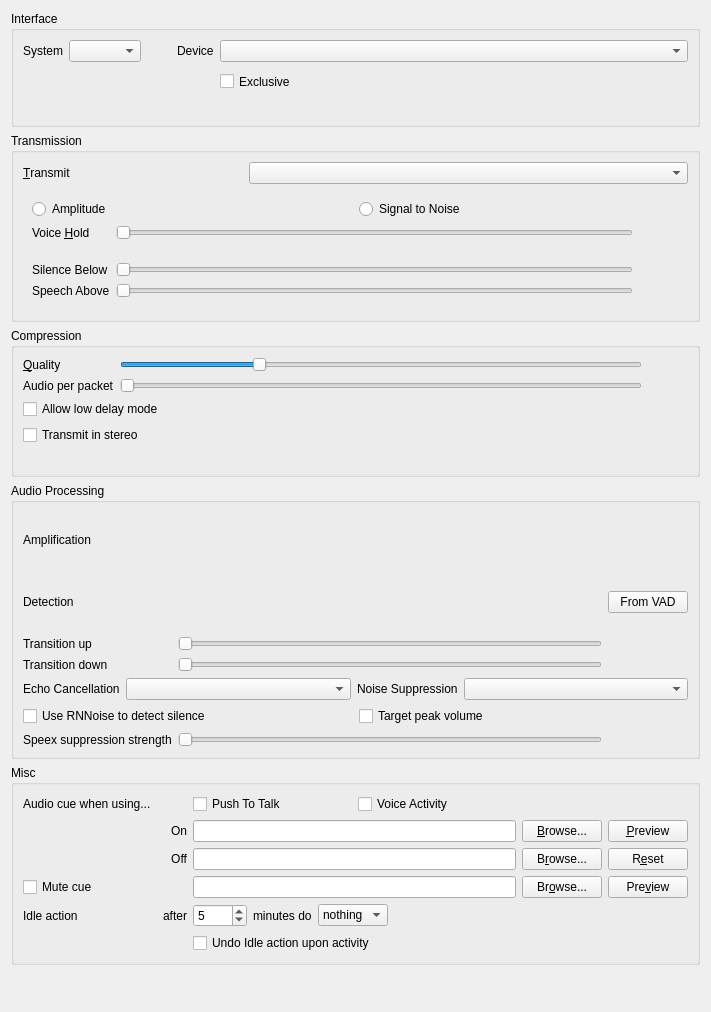
Old version of the form src/mumble/AudioInput.ui in the repository d3adb5/mumble.
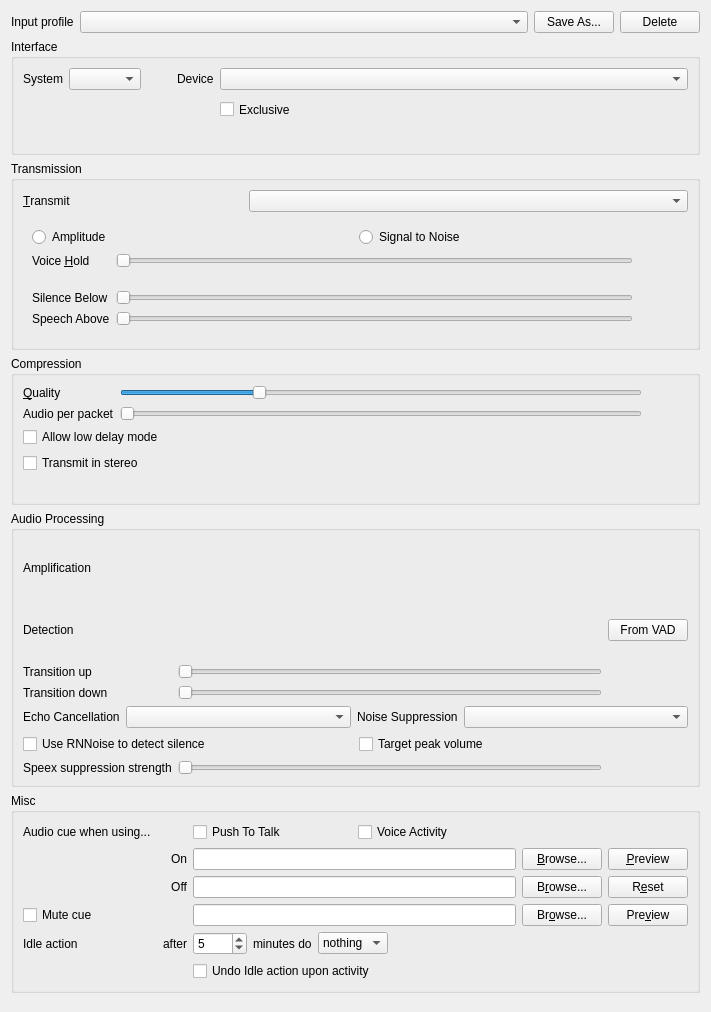
New version of the form. Custom widgets are drawn as their Qt base class.

Commit message:
feat: add input settings profile controls to the audio settings
Add a profile bar at the top of the audio input page: a dropdown of saved
input profiles plus "Save As..." and "Delete" buttons. Selecting a profile
loads it into the controls (committed when the user clicks OK/Apply, like
every other setting); "Save As" snapshots the current controls under a name.
Profile edits live on the dialog's working settings copy, so they persist
through the normal apply flow.

Patch:
```diff
--- a/src/mumble/AudioInput.ui
+++ b/src/mumble/AudioInput.ui
@@ -14,6 +14,56 @@
    <string>Audio input</string>
   </property>
   <layout class="QVBoxLayout">
+   <item>
+    <layout class="QHBoxLayout" name="qhblInputProfile">
+     <item>
+      <widget class="QLabel" name="qliInputProfile">
+       <property name="text">
+        <string>Input profile</string>
+       </property>
+       <property name="buddy">
+        <cstring>qcbInputProfile</cstring>
+       </property>
+      </widget>
+     </item>
+     <item>
+      <widget class="MUComboBox" name="qcbInputProfile">
+       <property name="sizePolicy">
+        <sizepolicy hsizetype="Expanding" vsizetype="Fixed">
+         <horstretch>1</horstretch>
+         <verstretch>0</verstretch>
+        </sizepolicy>
+       </property>
+       <property name="toolTip">
+        <string>Load a saved input settings profile (takes effect when you click OK or Apply)</string>
+       </property>
+       <property name="whatsThis">
+        <string>&lt;b&gt;Input settings profiles.&lt;/b&gt;&lt;br /&gt;A profile captures the input-related settings (amplification, voice activity, noise suppression, transmission and encoding) but not the selected device, so it stays portable between machines. Selecting one loads it into the controls below; it takes effect when you click OK or Apply.</string>
+       </property>
+      </widget>
+     </item>
+     <item>
+      <widget class="QPushButton" name="qpbInputProfileSaveAs">
+       <property name="toolTip">
+        <string>Save the current input settings as a new profile</string>
+       </property>
+       <property name="text">
+        <string>Save As...</string>
+       </property>
+      </widget>
+     </item>
+     <item>
+      <widget class="QPushButton" name="qpbInputProfileDelete">
+       <property name="toolTip">
+        <string>Delete the selected profile</string>
+       </property>
+       <property name="text">
+        <string>Delete</string>
+       </property>
+      </widget>
+     </item>
+    </layout>
+   </item>
    <item>
     <widget class="QGroupBox" name="qgbInterfaces">
      <property name="title">
```
Left out of the diff: 3 changed lines with no effect on the pictures. The commit also changes 2 other files.
